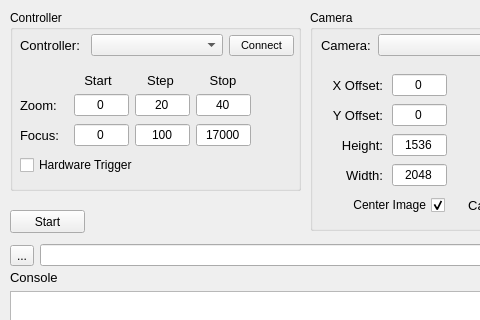
Old version of the form capture_gui/src/capture_gui.ui in the repository NSWC-Crane/passive_range; both pictures show x 0 to 480 and y 0 to 320 of the 680 by 604 pixel window.
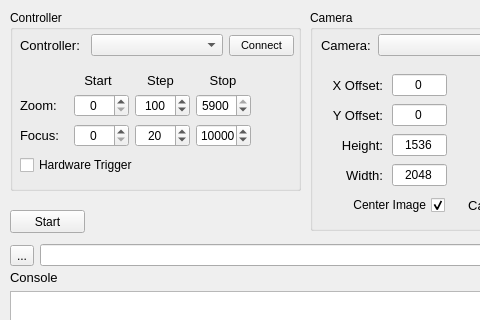
New version of the form.

Commit message: changing the focus/zoom to spinboxes

The edit to the form file:
```diff
--- a/capture_gui/src/capture_gui.ui
+++ b/capture_gui/src/capture_gui.ui
@@ -219,7 +219,7 @@
        </widget>
       </item>
       <item>
-       <widget class="QLineEdit" name="f_start">
+       <widget class="QSpinBox" name="f_start">
         <property name="minimumSize">
          <size>
           <width>55</width>
@@ -232,16 +232,25 @@
           <height>16777215</height>
          </size>
         </property>
-        <property name="text">
-         <string>0</string>
-        </property>
         <property name="alignment">
          <set>Qt::AlignCenter</set>
         </property>
+        <property name="keyboardTracking">
+         <bool>false</bool>
+        </property>
+        <property name="maximum">
+         <number>55000</number>
+        </property>
+        <property name="singleStep">
+         <number>20</number>
+        </property>
+        <property name="value">
+         <number>0</number>
+        </property>
        </widget>
       </item>
       <item>
-       <widget class="QLineEdit" name="f_step">
+       <widget class="QSpinBox" name="f_step">
         <property name="minimumSize">
          <size>
           <width>55</width>
@@ -254,16 +263,25 @@
           <height>16777215</height>
          </size>
         </property>
-        <property name="text">
-         <string>100</string>
-        </property>
         <property name="alignment">
          <set>Qt::AlignCenter</set>
         </property>
+        <property name="keyboardTracking">
+         <bool>false</bool>
+        </property>
+        <property name="maximum">
+         <number>55000</number>
+        </property>
+        <property name="singleStep">
+         <number>20</number>
+        </property>
+        <property name="value">
+         <number>20</number>
+        </property>
        </widget>
       </item>
       <item>
-       <widget class="QLineEdit" name="f_stop">
+       <widget class="QSpinBox" name="f_stop">
         <property name="minimumSize">
          <size>
           <width>55</width>
@@ -276,12 +294,21 @@
           <height>16777215</height>
          </size>
         </property>
-        <property name="text">
-         <string>17000</string>
-        </property>
         <property name="alignment">
          <set>Qt::AlignCenter</set>
         </property>
+        <property name="keyboardTracking">
+         <bool>false</bool>
+        </property>
+        <property name="maximum">
+         <number>55000</number>
+        </property>
+        <property name="singleStep">
+         <number>20</number>
+        </property>
+        <property name="value">
+         <number>10000</number>
+        </property>
        </widget>
       </item>
      </layout>
@@ -378,7 +405,7 @@
        </widget>
       </item>
       <item>
-       <widget class="QLineEdit" name="z_start">
+       <widget class="QSpinBox" name="z_start">
         <property name="minimumSize">
          <size>
           <width>55</width>
@@ -391,16 +418,25 @@
           <height>16777215</height>
          </size>
         </property>
-        <property name="text">
-         <string>0</string>
-        </property>
         <property name="alignment">
          <set>Qt::AlignCenter</set>
         </property>
+        <property name="keyboardTracking">
+         <bool>false</bool>
+        </property>
+        <property name="maximum">
+         <number>5900</number>
+        </property>
+        <property name="singleStep">
+         <number>20</number>
+        </property>
+        <property name="value">
+         <number>0</number>
+        </property>
        </widget>
       </item>
       <item>
-       <widget class="QLineEdit" name="z_step">
+       <widget class="QSpinBox" name="z_step">
         <property name="minimumSize">
          <size>
           <width>55</width>
@@ -413,16 +449,22 @@
           <height>16777215</height>
          </size>
         </property>
-        <property name="text">
-         <string>20</string>
-        </property>
         <property name="alignment">
          <set>Qt::AlignCenter</set>
         </property>
+        <property name="keyboardTracking">
+         <bool>false</bool>
+        </property>
+        <property name="maximum">
+         <number>5900</number>
+        </property>
+        <property name="value">
+         <number>100</number>
+        </property>
        </widget>
       </item>
       <item>
-       <widget class="QLineEdit" name="z_stop">
+       <widget class="QSpinBox" name="z_stop">
         <property name="minimumSize">
          <size>
           <width>55</width>
@@ -435,12 +477,21 @@
           <height>16777215</height>
          </size>
         </property>
-        <property name="text">
-         <string>40</string>
-        </property>
         <property name="alignment">
          <set>Qt::AlignCenter</set>
         </property>
+        <property name="keyboardTracking">
+         <bool>false</bool>
+        </property>
+        <property name="maximum">
+         <number>5900</number>
+        </property>
+        <property name="singleStep">
+         <number>20</number>
+        </property>
+        <property name="value">
+         <number>5900</number>
+        </property>
        </widget>
       </item>
      </layout>
```
The commit also changes 1 other file.
